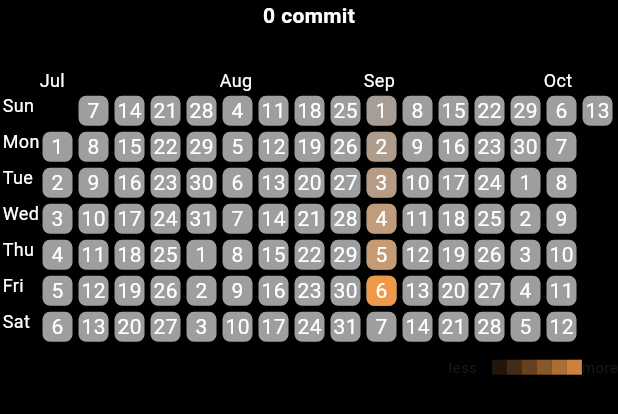
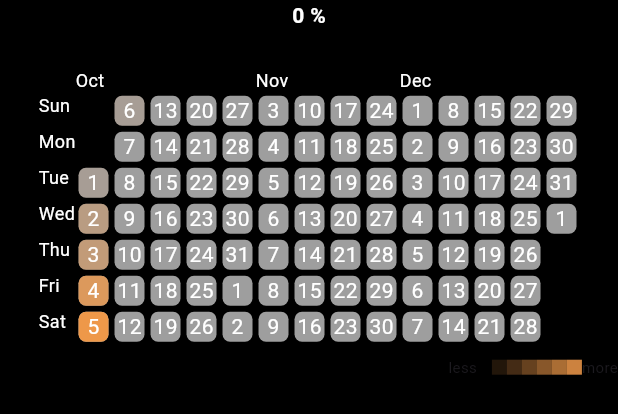
Before and after one commit to seunggihong/flutter-likeu, a Flutter app: the CustomHeatMapViewer widget shown alone on an empty page, opened directly, on a phone screen of 412 x 824 dp. Shown: the top 414 px of the screen. Run offline on Flutter 3.47's test engine with Material 3 defaults, Android fonts, the light colour scheme and no system bars; drawn by our look-alikes of flutter_heatmap_calendar; our stand-ins replace carousel_slider, flutter_expandable_fab, hive_flutter, image_picker; missing offline and left inert: mrx_charts; accounts and stored records are empty; network calls fail.

Commit message:
dev: hive db

```diff
--- a/lib/main.dart
+++ b/lib/main.dart
@@ -2,8 +2,12 @@ import 'package:flutter/material.dart';
 import 'package:flutter_likeu/utils/app_colors.dart';
 
 import 'package:flutter_likeu/views/main/main_view.dart';
+import 'package:hive_flutter/hive_flutter.dart';
 
 void main() async {
+  await Hive.initFlutter();
+  await Hive.openBox('users');
+
   runApp(const MyApp());
 }
 
--- a/lib/utils/app_colors.dart
+++ b/lib/utils/app_colors.dart
@@ -4,8 +4,11 @@ class AppColors {
   static const Color primaryColor = Color(0xffEE9849);
   static const Color backGroundColor = Colors.black;
   static const Map<int, Color> heatMapColor = {
-    1: AppColors.primaryColor,
-    3: AppColors.primaryColor,
-    5: AppColors.primaryColor,
+    10: AppColors.primaryColor,
+    30: AppColors.primaryColor,
+    50: AppColors.primaryColor,
+    70: AppColors.primaryColor,
+    90: AppColors.primaryColor,
+    100: AppColors.primaryColor,
   };
 }
--- a/lib/views/profile/widget/heatmap_widget.dart
+++ b/lib/views/profile/widget/heatmap_widget.dart
@@ -2,6 +2,7 @@ import 'package:flutter/material.dart';
 import 'package:flutter_heatmap_calendar/flutter_heatmap_calendar.dart';
 import 'package:flutter_likeu/extensions/space_exs.dart';
 import 'package:flutter_likeu/utils/app_colors.dart';
+import 'package:hive_flutter/hive_flutter.dart';
 
 class CustomHeatMapViewer extends StatefulWidget {
   const CustomHeatMapViewer({super.key});
@@ -11,30 +12,32 @@ class CustomHeatMapViewer extends StatefulWidget {
 }
 
 class _HeatMapViewerState extends State<CustomHeatMapViewer> {
-  /// Show Date Time and Commit Count Data sets.
-  /// Change Later that Load REST API Data.
+  /// Show Date Time and Accuracy Data sets.
+
+  final hivebox = Hive.box('users');
+
   Map<DateTime, int> datasets = {
-    DateTime(2024, 9, 1): 1,
-    DateTime(2024, 9, 2): 2,
-    DateTime(2024, 9, 3): 3,
-    DateTime(2024, 9, 4): 4,
-    DateTime(2024, 9, 5): 5,
-    DateTime(2024, 9, 6): 10,
+    DateTime(2024, 10, 1): 10,
+    DateTime(2024, 10, 2): 30,
+    DateTime(2024, 10, 3): 40,
+    DateTime(2024, 10, 4): 70,
+    DateTime(2024, 10, 5): 90,
+    DateTime(2024, 10, 6): 10,
   };
 
   /// Heatmap Color sets.
   Map<int, Color> colorsets = AppColors.heatMapColor;
 
-  /// Commit Count.
-  int? commit = 0;
+  /// Accuracy.
+  int? accuracy = 0;
 
-  /// Show Commit Count.
+  /// Show Accuracy.
   void _changeCommitCount(value) {
     setState(() {
       if (datasets[value] == null) {
-        commit = 0;
+        accuracy = 0;
       } else {
-        commit = datasets[value];
+        accuracy = datasets[value];
       }
     });
   }
@@ -45,7 +48,7 @@ class _HeatMapViewerState extends State<CustomHeatMapViewer> {
       children: [
         /// Show Commit Count.
         Text(
-          '$commit commit',
+          '$accuracy %',
           style:
               const TextStyle(color: Colors.white, fontWeight: FontWeight.bold),
         ),
@@ -54,8 +57,8 @@ class _HeatMapViewerState extends State<CustomHeatMapViewer> {
         /// HeatMap
         Center(
           child: HeatMap(
-            startDate: DateTime(2024, 7),
-            endDate: DateTime.now(),
+            startDate: DateTime(DateTime.now().year, DateTime.now().month),
+            endDate: DateTime(DateTime.now().year, DateTime.now().month + 3),
             defaultColor: Colors.grey,
             textColor: Colors.white,
             datasets: datasets,
```
Also changed, not shown: lib/views/main/widget/chart_loader.dart (+14 -8 lines), lib/views/main/widget/player_card.dart (+21 -8 lines), lib/views/profile/profile_view.dart (+78 -3 lines), pubspec.yaml (+9 -0 lines), assets/imgs/Johnson.jpg (added), assets/imgs/Jordan.jpg (added), assets/imgs/LeBron.jpg (added), assets/imgs/ONeal.jpg (added), assets/imgs/curry.jpg (added), pubspec.lock.
